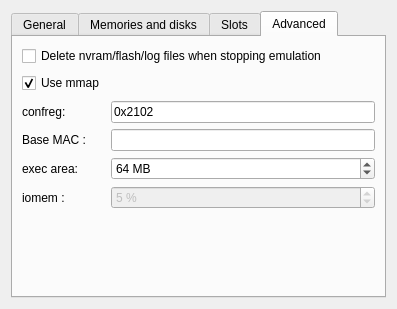
Qt form src/GNS3/Ui/ConfigurationPages/Form_IOSRouterPage.ui (GNS3/gns3-legacy) before a commit.
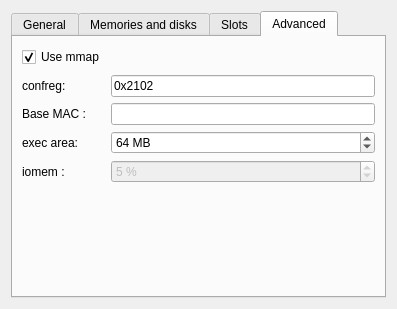
The same form after that commit. The open tabs and pages were chosen to show the change.

The edit to the form file:
```diff
--- a/src/GNS3/Ui/ConfigurationPages/Form_IOSRouterPage.ui
+++ b/src/GNS3/Ui/ConfigurationPages/Form_IOSRouterPage.ui
@@ -465,13 +465,6 @@
        <string>Advanced</string>
       </attribute>
       <layout class="QGridLayout" >
-       <item row="0" column="0" colspan="2" >
-        <widget class="QCheckBox" name="checkBoxDeleteFiles" >
-         <property name="text" >
-          <string>Delete nvram/flash/log files when stopping emulation</string>
-         </property>
-        </widget>
-       </item>
        <item row="1" column="0" >
         <widget class="QCheckBox" name="checkBoxMapped" >
          <property name="text" >
```
